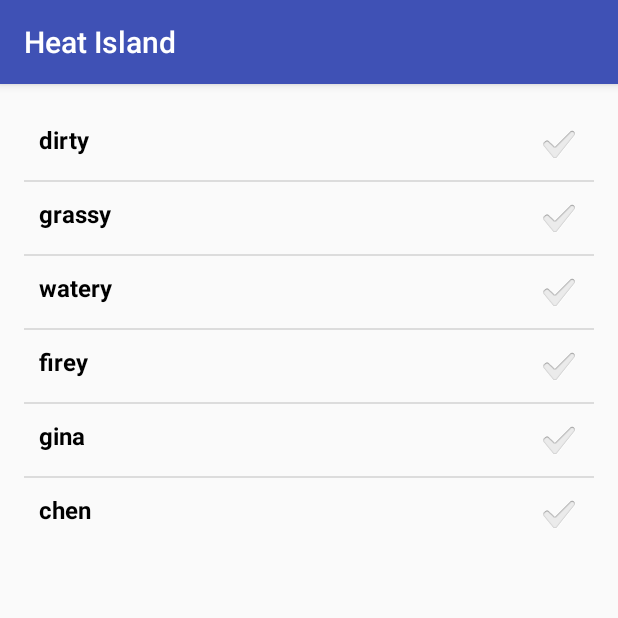
After one commit to HeatIsland/HeatIsland, an Android app: the ListViewDescription screen opened directly, with no data from a screen before it, on a phone screen of 412 x 824 dp, the top half of it. The commit adds this screen. Run offline under Robolectric (Android 15) with nearby library versions, the phone set to English and light mode, and no system bars; network calls fail.

Commit message:
adding ListView beginning

```diff
--- a/HeatIsland/app/src/main/AndroidManifest.xml
+++ b/HeatIsland/app/src/main/AndroidManifest.xml
@@ -22,6 +22,7 @@
                 <category android:name="android.intent.category.LAUNCHER" />
             </intent-filter>
         </activity>
+        <activity android:name=".ListViewDescription"></activity>
     </application>
 
 </manifest>
--- a/HeatIsland/app/src/main/java/com/example/s10047816/heatisland/Form.java
+++ b/HeatIsland/app/src/main/java/com/example/s10047816/heatisland/Form.java
@@ -1,5 +1,6 @@
 package com.example.s10047816.heatisland;
 
+import android.content.Intent;
 import android.graphics.drawable.Drawable;
 import android.graphics.drawable.ScaleDrawable;
 import android.os.Bundle;
@@ -23,8 +24,11 @@ import java.util.HashMap;
  */
 public class Form extends AppCompatActivity{
 
+
     public String descCat = "";
     HashMap<String,Boolean> descValues = new HashMap<>();
+
+
     private void executeReq(URL urlObject) throws IOException {
         HttpURLConnection conn = null;
 
@@ -36,18 +40,18 @@ public class Form extends AppCompatActivity{
         conn.connect();
     }
 
-    @Override
+    /*
     public void onCreateContextMenu(ContextMenu menu, View v, ContextMenu.ContextMenuInfo menuInfo){
         Log.i("info", "you got here! 3");
         getMenuInflater().inflate(R.menu.description_menu, menu);
         super.onCreateContextMenu(menu, v, menuInfo);
     }
 
-    /*public boolean onContextMenuSelected(MenuItem item){
+    public boolean onContextMenuSelected(MenuItem item) {
         //AdapterView.AdapterContextMenuInfo info = (AdapterView.AdapterContextMenuInfo) item.getMenuInfo();
         Log.i("info", "you got here! 2");
         return true;
-    }*/
+    }
 
     public boolean onOptionsItemSelected(MenuItem item) {
         Log.i("info", "you got here!");
@@ -58,7 +62,7 @@ public class Form extends AppCompatActivity{
         }
         return true;
     }
-
+    */
     public void submit(View view){
         final TextView temp = (TextView) findViewById(R.id.temp);
         final TextView desc = (TextView) findViewById(R.id.desc);
@@ -72,6 +76,12 @@ public class Form extends AppCompatActivity{
         catch(Exception e){Log.i("error", "error");}
     }
 
+
+    public void onClickSendToDescriptions(View view){
+        startActivity(new Intent(Form.this,ListViewDescription.class));
+    }
+
+
     protected void onCreate(Bundle savedInstanceState) {
         super.onCreate(savedInstanceState);
         setContentView(R.layout.activity_form);
@@ -83,8 +93,8 @@ public class Form extends AppCompatActivity{
         TextView title = (TextView) findViewById(R.id.title);
         title.setCompoundDrawables(scaleDrawable.getDrawable(),null,null,null);
         */
-        Button button = (Button) findViewById(R.id.menuButton);
-        registerForContextMenu(button);
+        //Button button = (Button) findViewById(R.id.menuButton);
+        //registerForContextMenu(button);
 
         /*
                 try {
--- /dev/null
+++ b/HeatIsland/app/src/main/java/com/example/s10047816/heatisland/ListViewDescription.java
@@ -0,0 +1,22 @@
+package com.example.s10047816.heatisland;
+
+import android.support.v7.app.AppCompatActivity;
+import android.os.Bundle;
+import android.widget.ArrayAdapter;
+import android.widget.ListView;
+
+public class ListViewDescription extends AppCompatActivity {
+
+    String[] descriptiveWords = {"dirty", "grassy", "watery", "firey", "gina", "chen"};
+
+    @Override
+    protected void onCreate(Bundle savedInstanceState) {
+        super.onCreate(savedInstanceState);
+        setContentView(R.layout.activity_list_view_description);
+
+        ArrayAdapter<String> descriptions = new ArrayAdapter<String>(this, R.layout.list_view, descriptiveWords);
+        ListView list = (ListView) findViewById(R.id.list);
+        list.setChoiceMode(ListView.CHOICE_MODE_MULTIPLE);
+        list.setAdapter(descriptions);
+    }
+}
--- a/HeatIsland/app/src/main/res/layout/activity_form.xml
+++ b/HeatIsland/app/src/main/res/layout/activity_form.xml
@@ -42,7 +42,8 @@
             android:layout_width="wrap_content"
             android:layout_height="wrap_content"
             android:text="Entry"
-            android:id="@+id/menuButton" />
+            android:id="@+id/menuButton"
+            android:onClick="onClickSendToDescriptions"/>
 
         <EditText
             android:layout_width="100dp"
--- /dev/null
+++ b/HeatIsland/app/src/main/res/layout/activity_list_view_description.xml
@@ -0,0 +1,19 @@
+<?xml version="1.0" encoding="utf-8"?>
+<LinearLayout xmlns:android="http://schemas.android.com/apk/res/android"
+    xmlns:tools="http://schemas.android.com/tools"
+    android:layout_width="match_parent"
+    android:layout_height="match_parent"
+    android:paddingBottom="@dimen/activity_vertical_margin"
+    android:paddingLeft="@dimen/activity_horizontal_margin"
+    android:paddingRight="@dimen/activity_horizontal_margin"
+    android:paddingTop="@dimen/activity_vertical_margin"
+    tools:context="com.example.s10047816.heatisland.ListViewDescription">
+
+
+    <ListView
+        android:clickable="true"
+        android:layout_width="match_parent"
+        android:layout_height="wrap_content"
+        android:id="@+id/list">
+    </ListView>
+</LinearLayout>
--- /dev/null
+++ b/HeatIsland/app/src/main/res/layout/list_view.xml
@@ -0,0 +1,12 @@
+<?xml version="1.0" encoding="utf-8"?>
+
+<CheckedTextView xmlns:android="http://schemas.android.com/apk/res/android"
+    android:id="@+id/label"
+    android:layout_width="fill_parent"
+    android:layout_height="fill_parent"
+    android:padding="10dip"
+    android:textSize="16dip"
+    android:textStyle="bold"
+    android:textColor="#000000"
+    android:checkMark="?android:attr/textCheckMark" >
+</CheckedTextView>
```
